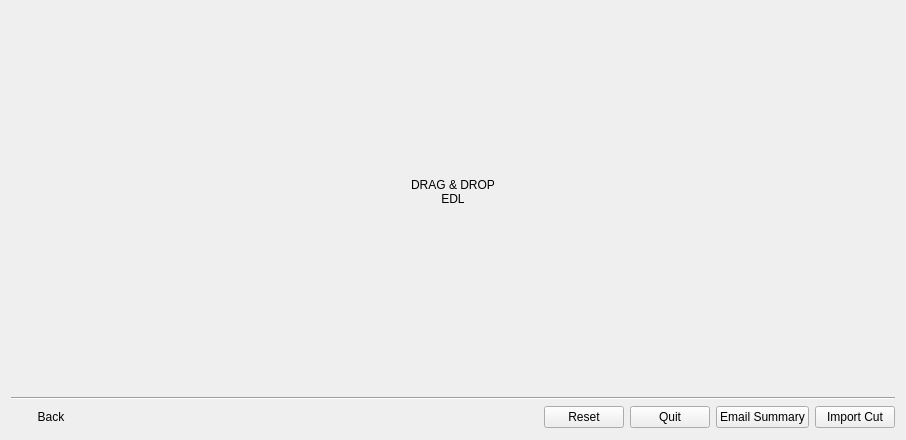
Qt form resources/dialog.ui (shotgunsoftware/tk-multi-importcut) before a commit.
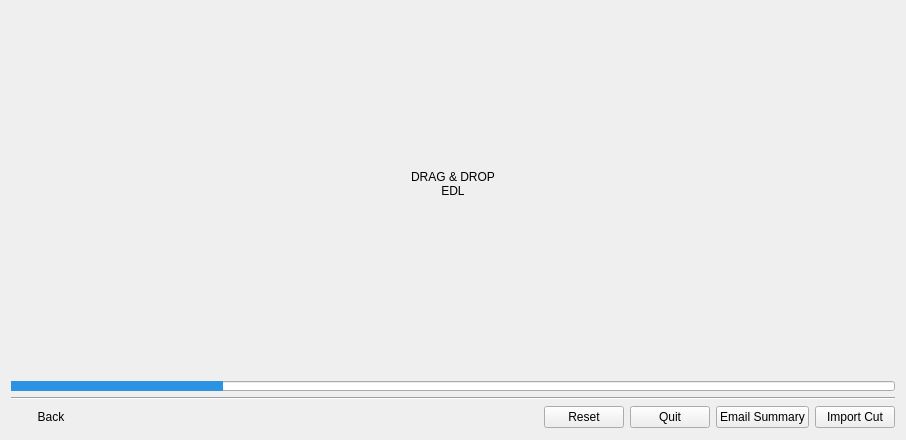
The same form after that commit. Icons and pictures are not drawn. Custom widgets are drawn as their Qt base class.

Commit message: Added a thin progress bar near feedback label in main window

Patch:
```diff
--- a/resources/dialog.ui
+++ b/resources/dialog.ui
@@ -13,7 +13,7 @@
   <property name="windowTitle">
    <string>Dialog</string>
   </property>
-  <layout class="QVBoxLayout" name="main_layout" stretch="1,0,0,0">
+  <layout class="QVBoxLayout" name="main_layout" stretch="1,0,0,0,0">
    <property name="spacing">
     <number>-1</number>
    </property>
@@ -313,6 +313,28 @@
      </property>
     </widget>
    </item>
+   <item>
+    <widget class="QProgressBar" name="progress_bar">
+     <property name="maximumSize">
+      <size>
+       <width>16777215</width>
+       <height>10</height>
+      </size>
+     </property>
+     <property name="styleSheet">
+      <string notr="true">::chunk {
+background-color: #2C93E2;
+}
+</string>
+     </property>
+     <property name="value">
+      <number>24</number>
+     </property>
+     <property name="textVisible">
+      <bool>false</bool>
+     </property>
+    </widget>
+   </item>
    <item>
     <widget class="Line" name="line">
      <property name="orientation">
```
The commit also changes 5 other files.
